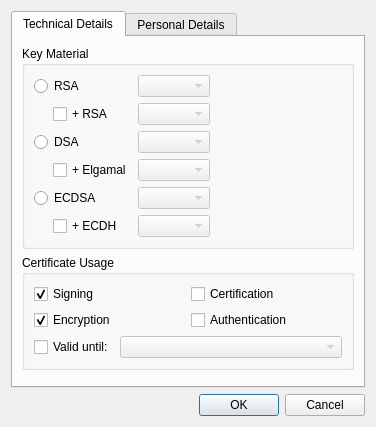
The window that src/newcertificatewizard/advancedsettingsdialog.ui (sensama/kleopatra) describes before a commit, drawn with Qt 5.
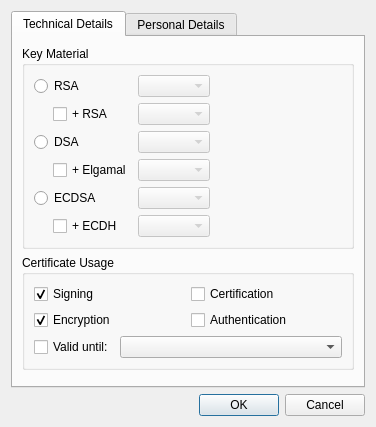
The same window after the commit. Custom widgets are drawn as their Qt base class.

Commit message:
Allow configuration of minimum and maximum validity for new OpenPGP keys
Add settings ValidityPeriodInDaysMin and ValidityPeriodInDaysMax to
restrict the allowed values for the validity period of new OpenPGP keys.

GnuPG-bug-id: 5864

Diff of the .ui file:
```diff
--- a/src/newcertificatewizard/advancedsettingsdialog.ui
+++ b/src/newcertificatewizard/advancedsettingsdialog.ui
@@ -222,9 +222,6 @@
             </item>
             <item>
              <widget class="KDateComboBox" name="expiryDE">
-              <property name="enabled">
-               <bool>false</bool>
-              </property>
               <property name="sizePolicy">
                <sizepolicy hsizetype="MinimumExpanding" vsizetype="Fixed">
                 <horstretch>0</horstretch>
```
The commit also changes 2 other files.
